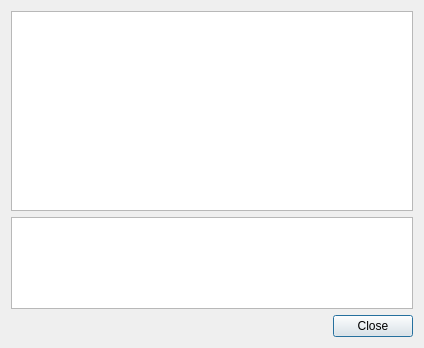
Old version of the form CertMan/tst_info_dlg.ui in the repository jykim74/CertMan.
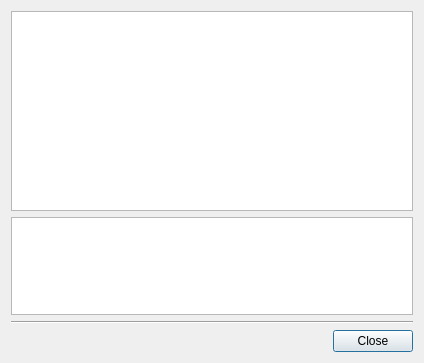
New version of the form.

Diff of the .ui file:
```diff
--- a/CertMan/tst_info_dlg.ui
+++ b/CertMan/tst_info_dlg.ui
@@ -7,23 +7,13 @@
     <x>0</x>
     <y>0</y>
     <width>424</width>
-    <height>348</height>
+    <height>363</height>
    </rect>
   </property>
   <property name="windowTitle">
    <string>TST Information</string>
   </property>
   <layout class="QGridLayout" name="gridLayout">
-   <item row="2" column="0">
-    <widget class="QDialogButtonBox" name="buttonBox">
-     <property name="orientation">
-      <enum>Qt::Horizontal</enum>
-     </property>
-     <property name="standardButtons">
-      <set>QDialogButtonBox::Close</set>
-     </property>
-    </widget>
-   </item>
    <item row="0" column="0">
     <widget class="QTableWidget" name="mInfoTable">
      <property name="minimumSize">
@@ -50,6 +40,23 @@
      </property>
     </widget>
    </item>
+   <item row="3" column="0">
+    <widget class="QDialogButtonBox" name="buttonBox">
+     <property name="orientation">
+      <enum>Qt::Horizontal</enum>
+     </property>
+     <property name="standardButtons">
+      <set>QDialogButtonBox::Close</set>
+     </property>
+    </widget>
+   </item>
+   <item row="2" column="0">
+    <widget class="Line" name="line">
+     <property name="orientation">
+      <enum>Qt::Horizontal</enum>
+     </property>
+    </widget>
+   </item>
   </layout>
  </widget>
  <tabstops>
```
